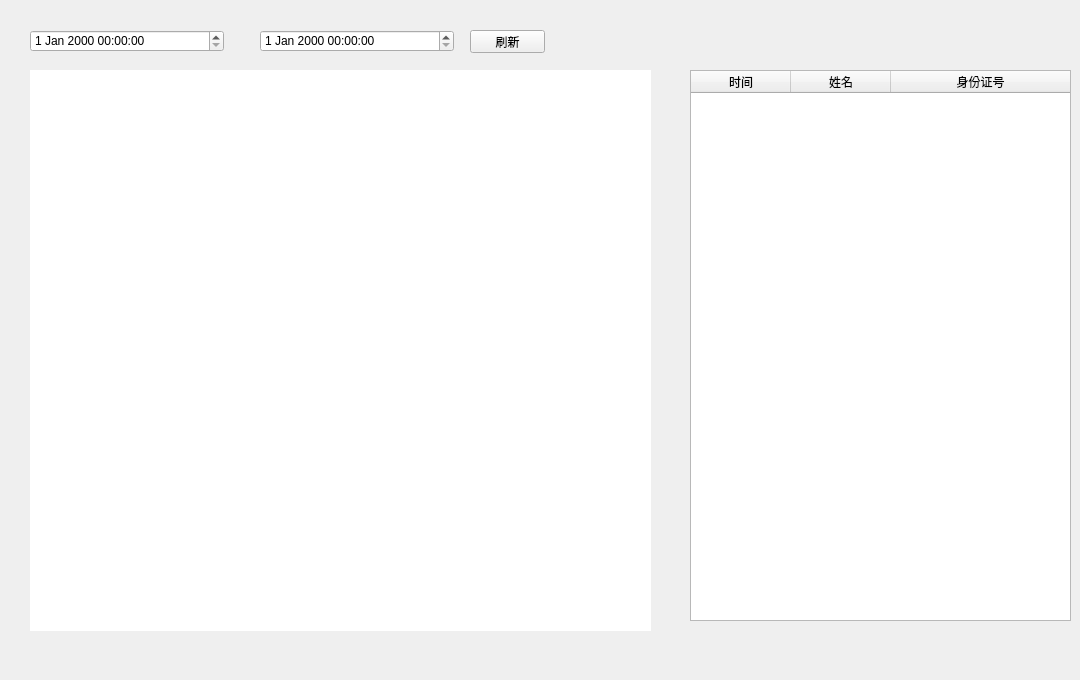
Old version of the form houseview.ui in the repository NevilleNoah/HikvisionCamera2.
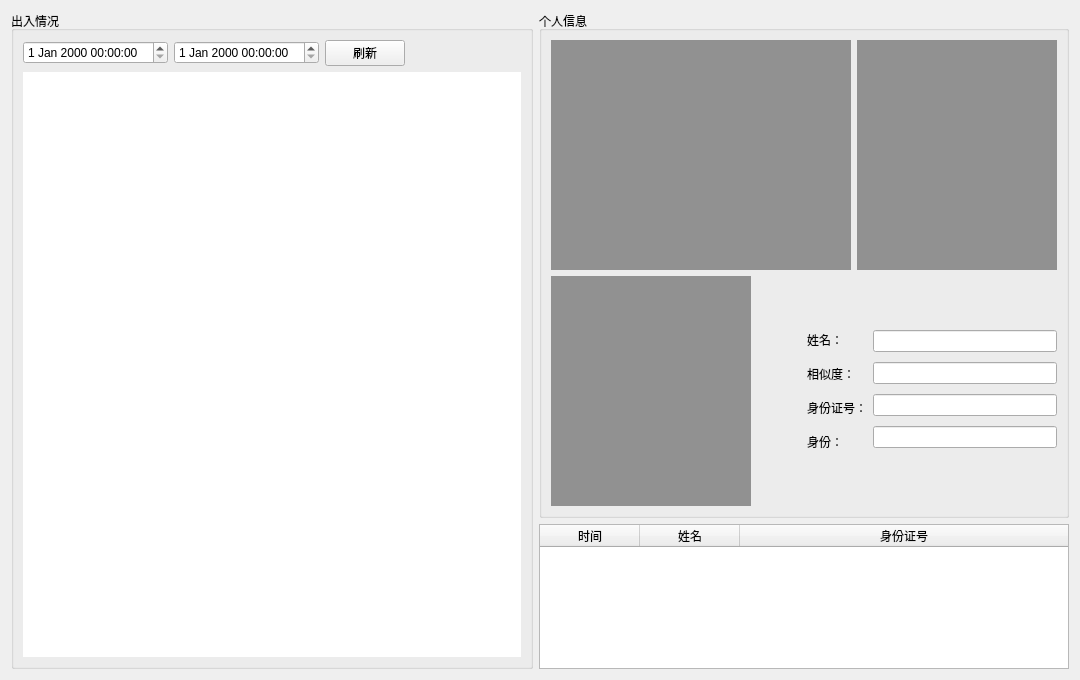
New version of the form.

Commit message: 出入情况布局完成

```diff
--- a/houseview.ui
+++ b/houseview.ui
@@ -13,101 +13,517 @@
   <property name="windowTitle">
    <string>Form</string>
   </property>
-  <widget class="QTableWidget" name="houseTable">
-   <property name="enabled">
-    <bool>true</bool>
-   </property>
-   <property name="geometry">
-    <rect>
-     <x>30</x>
-     <y>70</y>
-     <width>621</width>
-     <height>561</height>
-    </rect>
-   </property>
-   <property name="frameShape">
-    <enum>QFrame::NoFrame</enum>
-   </property>
-   <property name="editTriggers">
-    <set>QAbstractItemView::NoEditTriggers</set>
-   </property>
-   <attribute name="horizontalHeaderVisible">
-    <bool>false</bool>
-   </attribute>
-   <attribute name="verticalHeaderVisible">
-    <bool>false</bool>
-   </attribute>
-  </widget>
-  <widget class="QDateTimeEdit" name="endDateTime">
-   <property name="geometry">
-    <rect>
-     <x>260</x>
-     <y>30</y>
-     <width>194</width>
-     <height>22</height>
-    </rect>
-   </property>
-  </widget>
-  <widget class="QDateTimeEdit" name="startDateTime">
-   <property name="geometry">
-    <rect>
-     <x>30</x>
-     <y>30</y>
-     <width>194</width>
-     <height>22</height>
-    </rect>
-   </property>
-  </widget>
-  <widget class="QPushButton" name="flush">
-   <property name="geometry">
-    <rect>
-     <x>470</x>
-     <y>30</y>
-     <width>75</width>
-     <height>23</height>
-    </rect>
-   </property>
-   <property name="text">
-    <string>刷新</string>
-   </property>
-  </widget>
-  <widget class="QTableWidget" name="recordTable">
-   <property name="geometry">
-    <rect>
-     <x>690</x>
-     <y>70</y>
-     <width>381</width>
-     <height>551</height>
-    </rect>
-   </property>
-   <property name="editTriggers">
-    <set>QAbstractItemView::NoEditTriggers</set>
-   </property>
-   <property name="selectionMode">
-    <enum>QAbstractItemView::SingleSelection</enum>
-   </property>
-   <property name="selectionBehavior">
-    <enum>QAbstractItemView::SelectRows</enum>
-   </property>
-   <attribute name="horizontalHeaderStretchLastSection">
-    <bool>true</bool>
-   </attribute>
-   <column>
-    <property name="text">
-     <string>时间</string>
-    </property>
-   </column>
-   <column>
-    <property name="text">
-     <string>姓名</string>
-    </property>
-   </column>
-   <column>
-    <property name="text">
-     <string>身份证号</string>
-    </property>
-   </column>
-  </widget>
+  <layout class="QHBoxLayout" name="horizontalLayout_5">
+   <item>
+    <widget class="QGroupBox" name="groupBox_2">
+     <property name="title">
+      <string>出入情况</string>
+     </property>
+     <layout class="QVBoxLayout" name="verticalLayout_7">
+      <item>
+       <layout class="QVBoxLayout" name="verticalLayout_4">
+        <item>
+         <layout class="QHBoxLayout" name="horizontalLayout_3">
+          <item>
+           <widget class="QDateTimeEdit" name="startDateTime"/>
+          </item>
+          <item>
+           <widget class="QDateTimeEdit" name="endDateTime"/>
+          </item>
+          <item>
+           <widget class="QPushButton" name="flush">
+            <property name="text">
+             <string>刷新</string>
+            </property>
+           </widget>
+          </item>
+          <item>
+           <spacer name="horizontalSpacer">
+            <property name="orientation">
+             <enum>Qt::Horizontal</enum>
+            </property>
+            <property name="sizeHint" stdset="0">
+             <size>
+              <width>40</width>
+              <height>20</height>
+             </size>
+            </property>
+           </spacer>
+          </item>
+         </layout>
+        </item>
+        <item>
+         <widget class="QTableWidget" name="houseTable">
+          <property name="enabled">
+           <bool>true</bool>
+          </property>
+          <property name="frameShape">
+           <enum>QFrame::NoFrame</enum>
+          </property>
+          <property name="editTriggers">
+           <set>QAbstractItemView::NoEditTriggers</set>
+          </property>
+          <attribute name="horizontalHeaderVisible">
+           <bool>false</bool>
+          </attribute>
+          <attribute name="verticalHeaderVisible">
+           <bool>false</bool>
+          </attribute>
+         </widget>
+        </item>
+       </layout>
+      </item>
+     </layout>
+    </widget>
+   </item>
+   <item>
+    <layout class="QVBoxLayout" name="verticalLayout_5">
+     <item>
+      <widget class="QGroupBox" name="groupBox">
+       <property name="title">
+        <string>个人信息</string>
+       </property>
+       <layout class="QVBoxLayout" name="verticalLayout_3">
+        <item>
+         <layout class="QHBoxLayout" name="horizontalLayout_2">
+          <item>
+           <widget class="QLabel" name="picCapture">
+            <property name="sizePolicy">
+             <sizepolicy hsizetype="MinimumExpanding" vsizetype="Expanding">
+              <horstretch>0</horstretch>
+              <verstretch>0</verstretch>
+             </sizepolicy>
+            </property>
+            <property name="minimumSize">
+             <size>
+              <width>300</width>
+              <height>200</height>
+             </size>
+            </property>
+            <property name="maximumSize">
+             <size>
+              <width>600</width>
+              <height>300</height>
+             </size>
+            </property>
+            <property name="palette">
+             <palette>
+              <active>
+               <colorrole role="Base">
+                <brush brushstyle="SolidPattern">
+                 <color alpha="255">
+                  <red>255</red>
+                  <green>255</green>
+                  <blue>255</blue>
+                 </color>
+                </brush>
+               </colorrole>
+               <colorrole role="Window">
+                <brush brushstyle="SolidPattern">
+                 <color alpha="255">
+                  <red>145</red>
+                  <green>145</green>
+                  <blue>145</blue>
+                 </color>
+                </brush>
+               </colorrole>
+              </active>
+              <inactive>
+               <colorrole role="Base">
+                <brush brushstyle="SolidPattern">
+                 <color alpha="255">
+                  <red>255</red>
+                  <green>255</green>
+                  <blue>255</blue>
+                 </color>
+                </brush>
+               </colorrole>
+               <colorrole role="Window">
+                <brush brushstyle="SolidPattern">
+                 <color alpha="255">
+                  <red>145</red>
+                  <green>145</green>
+                  <blue>145</blue>
+                 </color>
+                </brush>
+               </colorrole>
+              </inactive>
+              <disabled>
+               <colorrole role="Base">
+                <brush brushstyle="SolidPattern">
+                 <color alpha="255">
+                  <red>145</red>
+                  <green>145</green>
+                  <blue>145</blue>
+                 </color>
+                </brush>
+               </colorrole>
+               <colorrole role="Window">
+                <brush brushstyle="SolidPattern">
+                 <color alpha="255">
+                  <red>145</red>
+                  <green>145</green>
+                  <blue>145</blue>
+                 </color>
+                </brush>
+               </colorrole>
+              </disabled>
+             </palette>
+            </property>
+            <property name="autoFillBackground">
+             <bool>true</bool>
+            </property>
+            <property name="text">
+             <string/>
+            </property>
+            <property name="scaledContents">
+             <bool>true</bool>
+            </property>
+           </widget>
+          </item>
+          <item>
+           <widget class="QLabel" name="picFace">
+            <property name="sizePolicy">
+             <sizepolicy hsizetype="Preferred" vsizetype="Expanding">
+              <horstretch>0</horstretch>
+              <verstretch>0</verstretch>
+             </sizepolicy>
+            </property>
+            <property name="minimumSize">
+             <size>
+              <width>200</width>
+              <height>230</height>
+             </size>
+            </property>
+            <property name="palette">
+             <palette>
+              <active>
+               <colorrole role="Base">
+                <brush brushstyle="SolidPattern">
+                 <color alpha="255">
+                  <red>255</red>
+                  <green>255</green>
+                  <blue>255</blue>
+                 </color>
+                </brush>
+               </colorrole>
+               <colorrole role="Window">
+                <brush brushstyle="SolidPattern">
+                 <color alpha="255">
+                  <red>145</red>
+                  <green>145</green>
+                  <blue>145</blue>
+                 </color>
+                </brush>
+               </colorrole>
+              </active>
+              <inactive>
+               <colorrole role="Base">
+                <brush brushstyle="SolidPattern">
+                 <color alpha="255">
+                  <red>255</red>
+                  <green>255</green>
+                  <blue>255</blue>
+                 </color>
+                </brush>
+               </colorrole>
+               <colorrole role="Window">
+                <brush brushstyle="SolidPattern">
+                 <color alpha="255">
+                  <red>145</red>
+                  <green>145</green>
+                  <blue>145</blue>
+                 </color>
+                </brush>
+               </colorrole>
+              </inactive>
+              <disabled>
+               <colorrole role="Base">
+                <brush brushstyle="SolidPattern">
+                 <color alpha="255">
+                  <red>145</red>
+                  <green>145</green>
+                  <blue>145</blue>
+                 </color>
+                </brush>
+               </colorrole>
+               <colorrole role="Window">
+                <brush brushstyle="SolidPattern">
+                 <color alpha="255">
+                  <red>145</red>
+                  <green>145</green>
+                  <blue>145</blue>
+                 </color>
+                </brush>
+               </colorrole>
+              </disabled>
+             </palette>
+            </property>
+            <property name="autoFillBackground">
+             <bool>true</bool>
+            </property>
+            <property name="text">
+             <string/>
+            </property>
+            <property name="scaledContents">
+             <bool>true</bool>
+            </property>
+           </widget>
+          </item>
+         </layout>
+        </item>
+        <item>
+         <layout class="QHBoxLayout" name="horizontalLayout_4">
+          <item>
+           <widget class="QLabel" name="picAvatar">
+            <property name="sizePolicy">
+             <sizepolicy hsizetype="Expanding" vsizetype="Expanding">
+              <horstretch>0</horstretch>
+              <verstretch>0</verstretch>
+             </sizepolicy>
+            </property>
+            <property name="minimumSize">
+             <size>
+              <width>200</width>
+              <height>230</height>
+             </size>
+            </property>
+            <property name="maximumSize">
+             <size>
+              <width>200</width>
+              <height>300</height>
+             </size>
+            </property>
+            <property name="palette">
+             <palette>
+              <active>
+               <colorrole role="Base">
+                <brush brushstyle="SolidPattern">
+                 <color alpha="255">
+                  <red>255</red>
+                  <green>255</green>
+                  <blue>255</blue>
+                 </color>
+                </brush>
+               </colorrole>
+               <colorrole role="Window">
+                <brush brushstyle="SolidPattern">
+                 <color alpha="255">
+                  <red>145</red>
+                  <green>145</green>
+                  <blue>145</blue>
+                 </color>
+                </brush>
+               </colorrole>
+              </active>
+              <inactive>
+               <colorrole role="Base">
+                <brush brushstyle="SolidPattern">
+                 <color alpha="255">
+                  <red>255</red>
+                  <green>255</green>
+                  <blue>255</blue>
+                 </color>
+                </brush>
+               </colorrole>
+               <colorrole role="Window">
+                <brush brushstyle="SolidPattern">
+                 <color alpha="255">
+                  <red>145</red>
+                  <green>145</green>
+                  <blue>145</blue>
+                 </color>
+                </brush>
+               </colorrole>
+              </inactive>
+              <disabled>
+               <colorrole role="Base">
+                <brush brushstyle="SolidPattern">
+                 <color alpha="255">
+                  <red>145</red>
+                  <green>145</green>
+                  <blue>145</blue>
+                 </color>
+                </brush>
+               </colorrole>
+               <colorrole role="Window">
+                <brush brushstyle="SolidPattern">
+                 <color alpha="255">
+                  <red>145</red>
+                  <green>145</green>
+                  <blue>145</blue>
+                 </color>
+                </brush>
+               </colorrole>
+              </disabled>
+             </palette>
+            </property>
+            <property name="autoFillBackground">
+             <bool>true</bool>
+            </property>
+            <property name="text">
+             <string/>
+            </property>
+            <property name="scaledContents">
+             <bool>true</bool>
+            </property>
+           </widget>
+          </item>
+          <item>
+           <layout class="QHBoxLayout" name="horizontalLayout">
+            <property name="leftMargin">
+             <number>50</number>
+            </property>
+            <property name="topMargin">
+             <number>50</number>
+            </property>
+            <property name="bottomMargin">
+             <number>50</number>
+            </property>
+            <item>
+             <layout class="QVBoxLayout" name="verticalLayout">
+              <property name="rightMargin">
+               <number>0</number>
+              </property>
+              <item>
+               <widget class="QLabel" name="textName">
+                <property name="sizePolicy">
+                 <sizepolicy hsizetype="Fixed" vsizetype="Preferred">
+                  <horstretch>0</horstretch>
+                  <verstretch>0</verstretch>
+                 </sizepolicy>
+                </property>
+                <property name="text">
+                 <string>姓名：</string>
+                </property>
+               </widget>
+              </item>
+              <item>
+               <widget class="QLabel" name="textSimilarity">
+                <property name="sizePolicy">
+                 <sizepolicy hsizetype="Fixed" vsizetype="Preferred">
+                  <horstretch>0</horstretch>
+                  <verstretch>0</verstretch>
+                 </sizepolicy>
+                </property>
+                <property name="text">
+                 <string>相似度：</string>
+                </property>
+               </widget>
+              </item>
+              <item>
+               <widget class="QLabel" name="textNo">
+                <property name="sizePolicy">
+                 <sizepolicy hsizetype="Fixed" vsizetype="Preferred">
+                  <horstretch>0</horstretch>
+                  <verstretch>0</verstretch>
+                 </sizepolicy>
+                </property>
+                <property name="text">
+                 <string>身份证号：</string>
+                </property>
+               </widget>
+              </item>
+              <item>
+               <widget class="QLabel" name="textStatus">
+                <property name="sizePolicy">
+                 <sizepolicy hsizetype="Fixed" vsizetype="Preferred">
+                  <horstretch>0</horstretch>
+                  <verstretch>0</verstretch>
+                 </sizepolicy>
+                </property>
+                <property name="text">
+                 <string>身份：</string>
+                </property>
+               </widget>
+              </item>
+             </layout>
+            </item>
+            <item>
+             <layout class="QVBoxLayout" name="verticalLayout_2">
+              <item>
+               <widget class="QLineEdit" name="edName">
+                <property name="sizePolicy">
+                 <sizepolicy hsizetype="Expanding" vsizetype="Fixed">
+                  <horstretch>0</horstretch>
+                  <verstretch>0</verstretch>
+                 </sizepolicy>
+                </property>
+               </widget>
+              </item>
+              <item>
+               <widget class="QLineEdit" name="edSimilarity">
+                <property name="sizePolicy">
+                 <sizepolicy hsizetype="Expanding" vsizetype="Fixed">
+                  <horstretch>0</horstretch>
+                  <verstretch>0</verstretch>
+                 </sizepolicy>
+                </property>
+               </widget>
+              </item>
+              <item>
+               <widget class="QLineEdit" name="edNo">
+                <property name="sizePolicy">
+                 <sizepolicy hsizetype="Expanding" vsizetype="Fixed">
+                  <horstretch>0</horstretch>
+                  <verstretch>0</verstretch>
+                 </sizepolicy>
+                </property>
+               </widget>
+              </item>
+              <item>
+               <widget class="QLineEdit" name="edStatus">
+                <property name="sizePolicy">
+                 <sizepolicy hsizetype="Expanding" vsizetype="Fixed">
+                  <horstretch>0</horstretch>
+                  <verstretch>0</verstretch>
+                 </sizepolicy>
+                </property>
+               </widget>
+              </item>
+             </layout>
+            </item>
+           </layout>
+          </item>
+         </layout>
+        </item>
+       </layout>
+      </widget>
+     </item>
+     <item>
+      <widget class="QTableWidget" name="recordTable">
+       <property name="editTriggers">
+        <set>QAbstractItemView::NoEditTriggers</set>
+       </property>
+       <property name="selectionMode">
+        <enum>QAbstractItemView::SingleSelection</enum>
+       </property>
+       <property name="selectionBehavior">
+        <enum>QAbstractItemView::SelectRows</enum>
+       </property>
+       <attribute name="horizontalHeaderStretchLastSection">
+        <bool>true</bool>
+       </attribute>
+       <column>
+        <property name="text">
+         <string>时间</string>
+        </property>
+       </column>
+       <column>
+        <property name="text">
+         <string>姓名</string>
+        </property>
+       </column>
+       <column>
+        <property name="text">
+         <string>身份证号</string>
+        </property>
+       </column>
+      </widget>
+     </item>
+    </layout>
+   </item>
+  </layout>
  </widget>
  <resources/>
  <connections/>
```
The commit also changes 7 other files.
